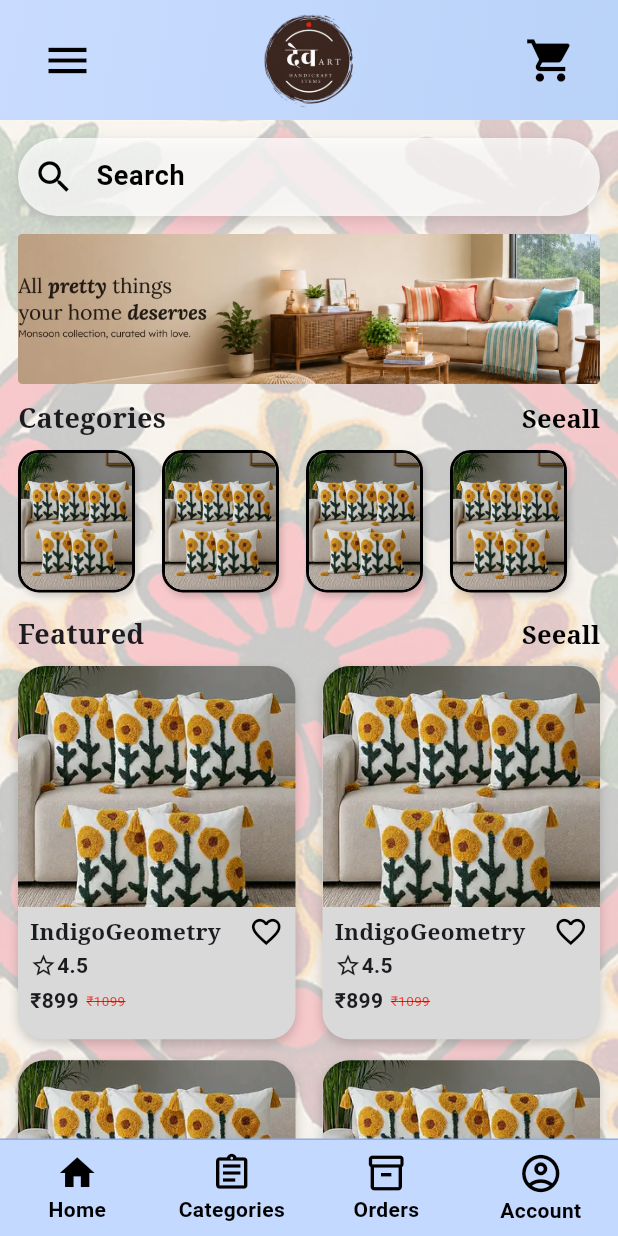
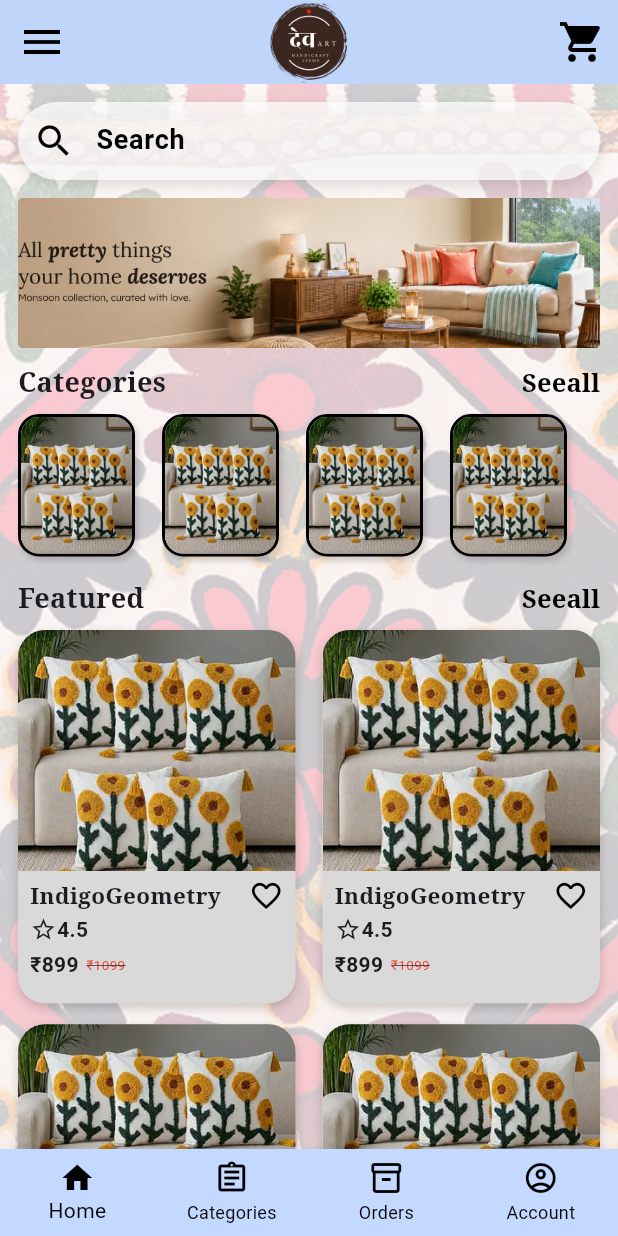
Before and after one commit to Prem-Agravat/DevArt_Flutter, a Flutter app: the HomeScreen widget shown alone on an empty page, opened directly, on a phone screen of 412 x 824 dp. Run offline on Flutter 3.47's test engine with Material 3 defaults, Android fonts, the light colour scheme and no system bars.

Commit message:
Implement AppShell for consistent layout and navigation; update image assets and enhance category selection functionality

```diff
--- /dev/null
+++ b/devart_app/lib/common/app_shell.dart
@@ -0,0 +1,76 @@
+import 'package:flutter/material.dart';
+import 'package:devart/user_panel/categories.dart';
+
+class AppShell extends StatelessWidget {
+  final Widget child;
+  final int selectedIndex;
+
+  const AppShell({super.key, required this.child, required this.selectedIndex});
+
+  @override
+  Widget build(BuildContext context) {
+    return Scaffold(
+      appBar: AppBar(
+        backgroundColor: const Color(0xFFBFD5FA),
+        centerTitle: true,
+        title: Image.asset(
+          "lib/assets/images/devart-logo.png",
+          width: 65,
+          height: 65,
+        ),
+        leading: IconButton(
+          onPressed: () {},
+          icon: const Icon(Icons.menu, size: 32, color: Colors.black),
+        ),
+        actions: [
+          IconButton(
+            onPressed: () {},
+            icon: const Icon(
+              Icons.shopping_cart,
+              size: 32,
+              color: Colors.black,
+            ),
+          ),
+        ],
+      ),
+      body: child,
+      bottomNavigationBar: BottomNavigationBar(
+        currentIndex: selectedIndex,
+        onTap: (index) {
+          if (index == 1 && selectedIndex != 1) {
+            Navigator.pushReplacement(
+              context,
+              MaterialPageRoute(builder: (_) => const CategoriesScreen()),
+            );
+          }
+        },
+        type: BottomNavigationBarType.fixed,
+        backgroundColor: const Color(0xFFC4D9FF),
+        selectedItemColor: Colors.black,
+        unselectedItemColor: Colors.black,
+        items: const [
+          BottomNavigationBarItem(
+            icon: Icon(Icons.home_outlined),
+            activeIcon: Icon(Icons.home),
+            label: "Home",
+          ),
+          BottomNavigationBarItem(
+            icon: Icon(Icons.assignment_outlined),
+            activeIcon: Icon(Icons.assignment),
+            label: "Categories",
+          ),
+          BottomNavigationBarItem(
+            icon: Icon(Icons.inventory_2_outlined),
+            activeIcon: Icon(Icons.inventory_2),
+            label: "Orders",
+          ),
+          BottomNavigationBarItem(
+            icon: Icon(Icons.account_circle_outlined),
+            activeIcon: Icon(Icons.account_circle),
+            label: "Account",
+          ),
+        ],
+      ),
+    );
+  }
+}
--- a/devart_app/lib/user_panel/dashboard.dart
+++ b/devart_app/lib/user_panel/dashboard.dart
@@ -1,5 +1,7 @@
+import 'package:devart/common/app_shell.dart';
 import 'package:flutter/material.dart';
 import 'package:devart/user_panel/categories.dart';
+import 'package:devart/user_panel/selected_category.dart';
 
 class HomeScreen extends StatefulWidget {
   const HomeScreen({super.key});
@@ -30,10 +32,9 @@
 
   @override
   Widget build(BuildContext context) {
-    return Scaffold(
-      resizeToAvoidBottomInset: false,
-      backgroundColor: const Color(0xFFF7F5F2),
-      body: SafeArea(
+    return AppShell(
+      selectedIndex: 0,
+      child: SafeArea(
         child: Stack(
           children: [
             Positioned.fill(
@@ -45,13 +46,11 @@
                 ),
               ),
             ),
-
             Positioned.fill(
               child: Container(color: Colors.white.withOpacity(0.35)),
             ),
             Column(
               children: [
-                _buildTopBar(),
                 Expanded(
                   child: SingleChildScrollView(
                     child: Padding(
@@ -71,7 +70,6 @@
                           _buildSectionHeader("Featured", "Seeall"),
                           const SizedBox(height: 8),
                           _buildFeaturedGrid(),
-                          const SizedBox(height: 10),
                         ],
                       ),
                     ),
@@ -82,7 +80,6 @@
           ],
         ),
       ),
-      bottomNavigationBar: _buildBottomNav(),
     );
   }
 
@@ -179,7 +176,16 @@
           ),
         ),
         TextButton(
-          onPressed: () {},
+          onPressed: () {
+            if (title == "Categories") {
+              Navigator.push(
+                context,
+                MaterialPageRoute(
+                  builder: (context) => const CategoriesScreen(),
+                ),
+              );
+            }
+          },
           style: TextButton.styleFrom(
             padding: EdgeInsets.zero,
             minimumSize: Size.zero,
@@ -378,6 +384,13 @@
           setState(() {
             _selectedIndex = index;
           });
+
+          if (index == 1) {
+            Navigator.push(
+              context,
+              MaterialPageRoute(builder: (context) => const CategoriesScreen()),
+            );
+          }
         },
         backgroundColor: Colors.transparent,
         elevation: 0,
```
Also changed, not shown: devart_app/lib/user_panel/categories.dart (+35 -10 lines), devart_app/lib/user_panel/selected_category.dart (+11 -11 lines).
